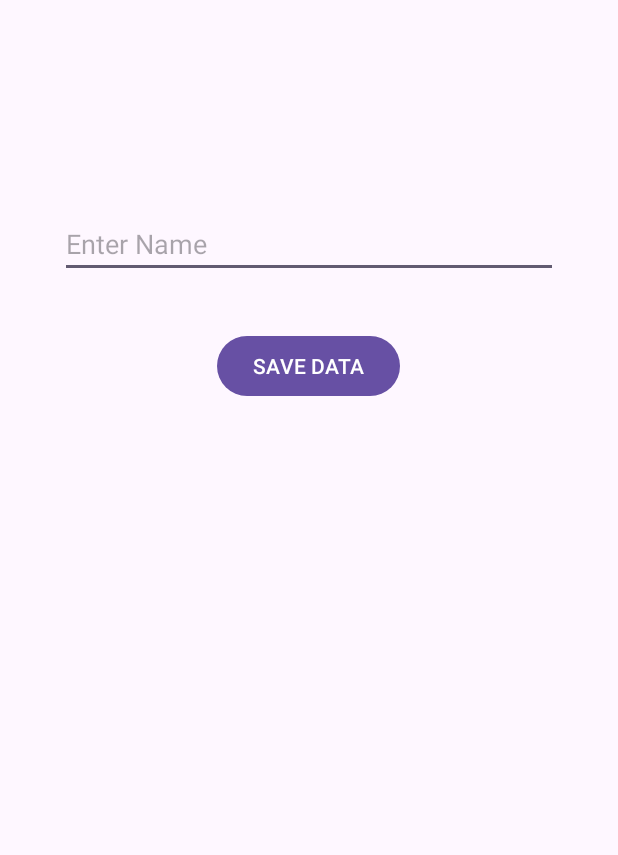
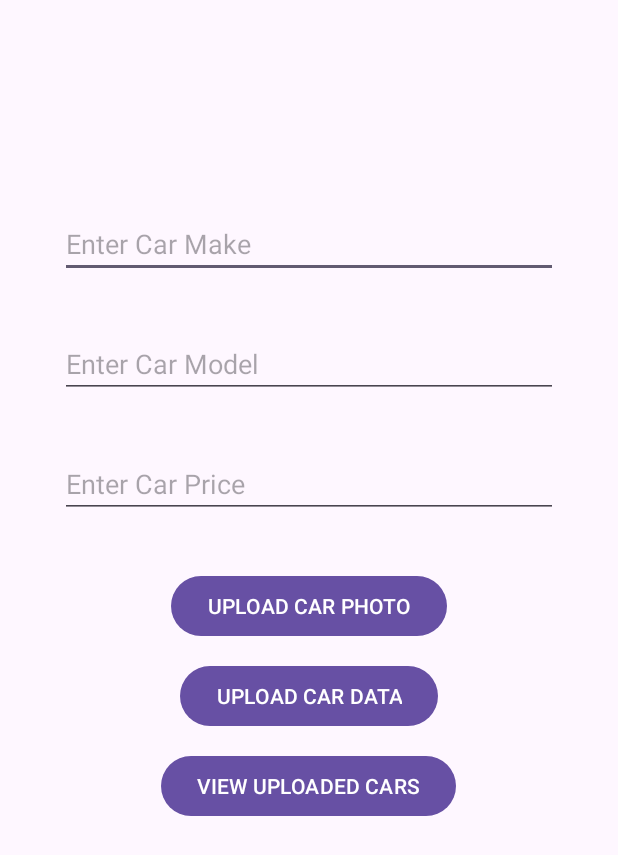
Before and after one commit to Brokeice123/FireBaseCloadChat, an Android app: the MainActivity screen opened directly, with no data from a screen before it, on a phone screen of 412 x 824 dp. Shown: the top 855 px of the screen. Run offline under Robolectric (Android 15) with nearby library versions, the phone set to English and light mode, and no system bars.

Commit message:
Designing Login Page and Changed Main Activity

```diff
--- a/app/src/main/java/com/example/firecloudchat_app/MainActivity.kt
+++ b/app/src/main/java/com/example/firecloudchat_app/MainActivity.kt
@@ -4,30 +4,28 @@ import androidx.appcompat.app.AppCompatActivity
 import android.os.Bundle
 import android.widget.Button
 import android.widget.EditText
-import android.widget.Toast
-import com.google.firebase.database.FirebaseDatabase
 
 class MainActivity : AppCompatActivity() {
 
-    lateinit var edt_user_inp:EditText
-    lateinit var btn_save_data:Button
+    lateinit var main_make:EditText
+    lateinit var main_model:EditText
+    lateinit var main_price:EditText
+    lateinit var main_photo:Button
+    lateinit var main_data:Button
+    lateinit var main_view:Button
 
     override fun onCreate(savedInstanceState: Bundle?) {
         super.onCreate(savedInstanceState)
         setContentView(R.layout.activity_main)
 
-        edt_user_inp = findViewById(R.id.Edtname)
-        btn_save_data = findViewById(R.id.BtnSave)
+        main_make = findViewById(R.id.Edtcarmake)
+        main_model = findViewById(R.id.edtcarmodel)
+        main_price = findViewById(R.id.edtcarprice)
+        main_photo = findViewById(R.id.btn_photo)
+        main_data = findViewById(R.id.btn_data)
+        main_view = findViewById(R.id.btn_view)
 
-        //initialise firebase
-        var database = FirebaseDatabase.getInstance()
-        var databaseRef = database.reference
 
-        btn_save_data.setOnClickListener {
-
-            var user_data = edt_user_inp.text.toString().trim()
-            //Toast.makeText(this, user_data, Toast.LENGTH_SHORT).show()
-            databaseRef.setValue(user_data)
 
 
 
@@ -35,4 +33,3 @@ class MainActivity : AppCompatActivity() {
 
 
     }
-}
--- a/app/src/main/res/layout/activity_main.xml
+++ b/app/src/main/res/layout/activity_main.xml
@@ -8,20 +8,56 @@
     tools:context=".MainActivity">
 
     <EditText
-        android:id="@+id/Edtname"
+        android:id="@+id/Edtcarmake"
         android:layout_width="match_parent"
         android:layout_height="wrap_content"
         android:layout_centerHorizontal="true"
         android:layout_marginTop="100dp"
-        android:hint="Enter Name" />
+        android:hint="Enter Car Make" />
+
+    <EditText
+        android:id="@+id/edtcarmodel"
+        android:layout_width="match_parent"
+        android:layout_height="wrap_content"
+        android:layout_centerHorizontal="true"
+        android:layout_marginTop="180dp"
+        android:ems="10"
+        android:hint="Enter Car Model"
+        android:inputType="text" />
+
+    <EditText
+        android:id="@+id/edtcarprice"
+        android:layout_width="match_parent"
+        android:layout_height="wrap_content"
+        android:layout_centerHorizontal="true"
+        android:layout_marginTop="260dp"
+        android:ems="10"
+        android:hint="Enter Car Price"
+        android:inputType="number" />
 
     <Button
-        android:id="@+id/BtnSave"
+        android:id="@+id/btn_photo"
         android:layout_width="wrap_content"
         android:layout_height="wrap_content"
         android:layout_centerHorizontal="true"
-        android:layout_marginTop="180dp"
-        android:text="SAVE DATA" />
+        android:layout_marginTop="340dp"
+        android:text="UPLOAD CAR PHOTO" />
+
+    <Button
+        android:id="@+id/btn_data"
+        android:layout_width="wrap_content"
+        android:layout_height="wrap_content"
+        android:layout_centerHorizontal="true"
+        android:layout_marginTop="400dp"
+        android:text="UPLOAD CAR DATA" />
+
+    <Button
+        android:id="@+id/btn_view"
+        android:layout_width="wrap_content"
+        android:layout_height="wrap_content"
+        android:layout_centerHorizontal="true"
+        android:layout_marginTop="460dp"
+        android:text="VIEW UPLOADED CARS" />
 
 
 </RelativeLayout>
```
Also changed, not shown: app/src/main/res/drawable/backgroung_login.xml (added, +8 -0 lines), app/src/main/res/layout/activity_login_ativity.xml (+40 -14 lines), 1 other file.
